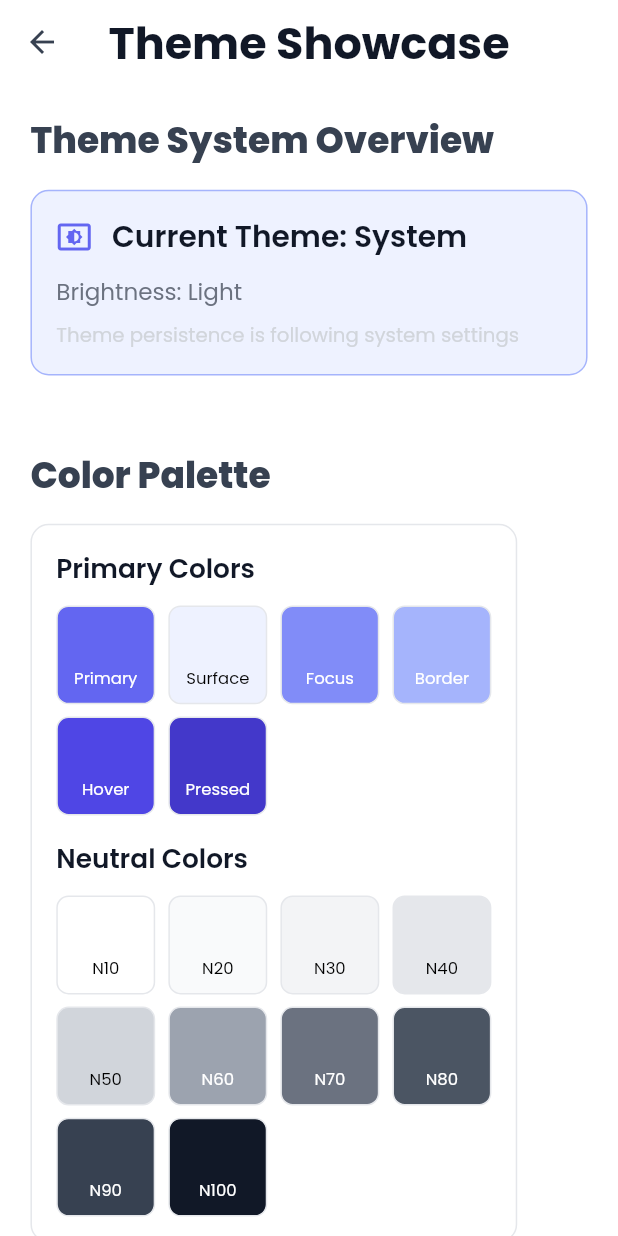
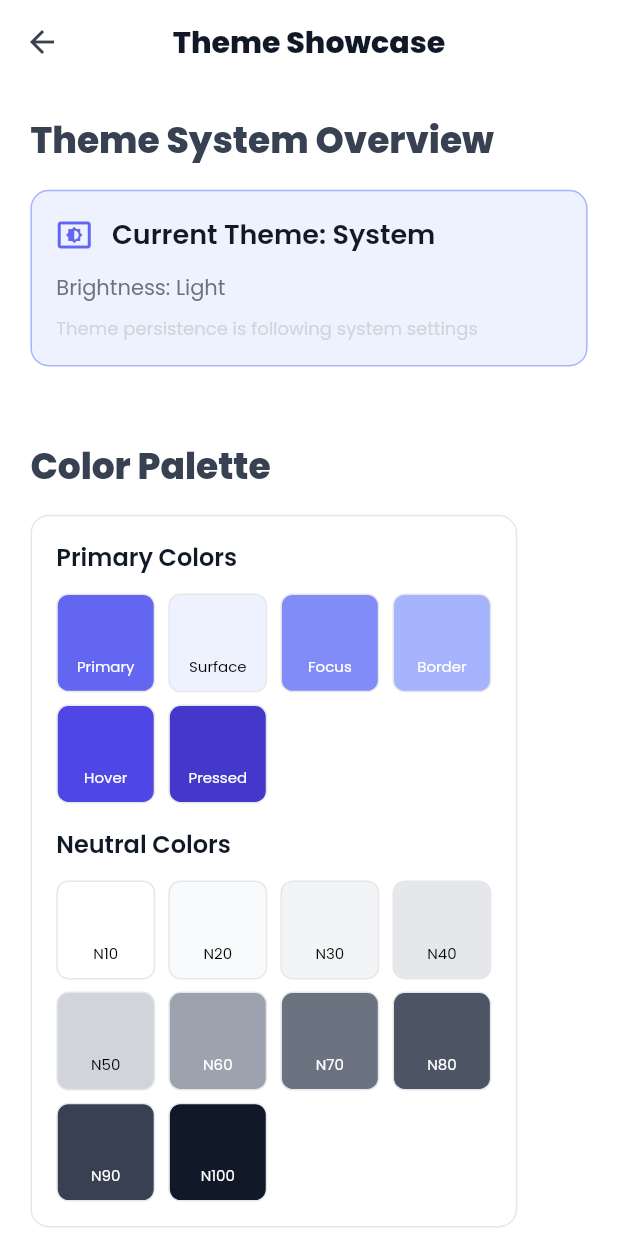
Before and after one commit to ajianaz/micropack_ui_kit, a Flutter app: the ThemeShowcasePage screen opened directly, on a phone screen of 412 x 824 dp. Run offline on Flutter 3.47's test engine with Material 3 defaults, Android fonts, the phone set to English and light mode, and no system bars; our stand-ins replace flutter_animate, flutter_screenutil, flutter_spinkit, font_awesome_flutter, gap, google_fonts and 3 more; accounts and stored records are empty.

Commit message:
feat(ui): add centralized font size system with MPFontSizes
Added centralized MPFontSizes class to provide a single source of truth for font sizes across the UI kit. This improves maintainability and ensures consistent typography throughout the application. Updated all text components (MPText, MPTextStyle, MPArticleCard) and example pages to use the new font size constants instead of hardcoded values.

```diff
--- a/example/lib/pages/button_page.dart
+++ b/example/lib/pages/button_page.dart
@@ -18,9 +18,10 @@ class _ButtonPageState extends State<ButtonPage> {
     return Scaffold(
       backgroundColor: context.mp.adaptiveBackgroundColor,
       appBar: AppBar(
-        title: Text(
+        title: MPText.head(
           'Button',
           style: TextStyle(color: context.mp.textColor),
+          fontSize: 20,
         ),
         backgroundColor: context.mp.adaptiveBackgroundColor,
         elevation: 0,
--- a/example/lib/pages/color_page.dart
+++ b/example/lib/pages/color_page.dart
@@ -12,9 +12,10 @@ class ColorPage extends StatelessWidget {
       return Scaffold(
         backgroundColor: context.mp.adaptiveBackgroundColor,
         appBar: AppBar(
-          title: Text(
+          title: MPText.head(
             'Colors',
             style: TextStyle(color: context.mp.textColor),
+            fontSize: 20,
           ),
           backgroundColor: context.mp.adaptiveBackgroundColor,
           elevation: 0,
@@ -36,9 +37,10 @@ class ColorPage extends StatelessWidget {
     return Scaffold(
       backgroundColor: context.mp.adaptiveBackgroundColor,
       appBar: AppBar(
-        title: Text(
+        title: MPText.head(
           'Colors',
           style: TextStyle(color: context.mp.textColor),
+          fontSize: 20,
         ),
         backgroundColor: context.mp.adaptiveBackgroundColor,
         elevation: 0,
--- a/example/lib/pages/dialog_page.dart
+++ b/example/lib/pages/dialog_page.dart
@@ -9,9 +9,10 @@ class DialogPage extends StatelessWidget {
     return Scaffold(
       backgroundColor: context.mp.adaptiveBackgroundColor,
       appBar: AppBar(
-        title: Text(
+        title: MPText.head(
           'Dialog',
           style: TextStyle(color: context.mp.textColor),
+          fontSize: 20,
         ),
         backgroundColor: context.mp.adaptiveBackgroundColor,
         elevation: 0,
--- a/example/lib/pages/theme_demo.dart
+++ b/example/lib/pages/theme_demo.dart
@@ -9,7 +9,11 @@ class ThemeDemoPage extends StatelessWidget {
   Widget build(BuildContext context) {
     return Scaffold(
       appBar: AppBar(
-        title: const Text('MPThemeConfig Demo'),
+        title: MPText.head(
+          'MPThemeConfig Demo',
+          fontSize: 20,
+          style: TextStyle(color: MPThemeConfig.getNeutral(10)),
+        ),
         backgroundColor: MPThemeConfig.getPrimary(),
         foregroundColor: MPThemeConfig.getNeutral(10),
       ),
--- a/example/lib/pages/theme_showcase_page.dart
+++ b/example/lib/pages/theme_showcase_page.dart
@@ -47,9 +47,10 @@ class _ThemeShowcasePageState extends State<ThemeShowcasePage> {
     return Scaffold(
       backgroundColor: context.mp.adaptiveBackgroundColor,
       appBar: AppBar(
-        title: Text(
+        title: MPText.head(
           'Theme Showcase',
           style: TextStyle(color: context.mp.textColor),
+          fontSize: 20,
         ),
         backgroundColor: context.mp.adaptiveBackgroundColor,
         elevation: 0,
@@ -82,31 +83,31 @@ class _ThemeShowcasePageState extends State<ThemeShowcasePage> {
                         size: 24,
                       ),
                       SizedBox(width: 12.w),
-                      Text(
+                      MPText(
                         'Current Theme: ${_getThemeName()}',
                         style: TextStyle(
-                          fontSize: 18.sp,
                           fontWeight: FontWeight.w600,
                           color: context.mp.textColor,
                         ),
+                        fontSize: 18,
                       ),
                     ],
                   ),
                   SizedBox(height: 12.h),
-                  Text(
+                  MPText(
                     'Brightness: ${context.mp.isDarkMode ? 'Dark' : 'Light'}',
                     style: TextStyle(
-                      fontSize: 14.sp,
                       color: context.mp.subtitleColor,
                     ),
+                    fontSize: 14,
                   ),
                   SizedBox(height: 8.h),
-                  Text(
+                  MPText(
                     'Theme persistence is ${_getThemeName() == 'System' ? 'following system settings' : 'manually selected'}',
                     style: TextStyle(
-                      fontSize: 12.sp,
                       color: context.mp.captionColor,
                     ),
+                    fontSize: 12,
                   ),
                 ],
               ),
@@ -169,13 +170,13 @@ class _ThemeShowcasePageState extends State<ThemeShowcasePage> {
       child: Column(
         crossAxisAlignment: CrossAxisAlignment.start,
         children: [
-          Text(
+          MPText(
             'Primary Colors',
             style: TextStyle(
-              fontSize: 16.sp,
               fontWeight: FontWeight.w600,
               color: context.mp.textColor,
             ),
+            fontSize: 16,
           ),
           SizedBox(height: 12.h),
           Wrap(
@@ -191,13 +192,13 @@ class _ThemeShowcasePageState extends State<ThemeShowcasePage> {
             ],
           ),
           SizedBox(height: 16.h),
-          Text(
+          MPText(
             'Neutral Colors',
             style: TextStyle(
-              fontSize: 16.sp,
               fontWeight: FontWeight.w600,
               color: context.mp.textColor,
             ),
+            fontSize: 16,
           ),
           SizedBox(height: 12.h),
           Wrap(
@@ -242,12 +243,12 @@ class _ThemeShowcasePageState extends State<ThemeShowcasePage> {
             ),
           ),
           SizedBox(height: 4.h),
-          Text(
+          MPText(
             label,
             style: TextStyle(
-              fontSize: 10.sp,
               color: _getContrastColor(color),
             ),
+            fontSize: 10,
           ),
         ],
       ),
@@ -267,13 +268,13 @@ class _ThemeShowcasePageState extends State<ThemeShowcasePage> {
       child: Column(
         crossAxisAlignment: CrossAxisAlignment.start,
         children: [
-          Text(
+          MPText(
             'Theme Switching Controls',
             style: TextStyle(
-              fontSize: 16.sp,
               fontWeight: FontWeight.w600,
               color: context.mp.textColor,
             ),
+            fontSize: 16,
           ),
           SizedBox(height: 16.h),
 
@@ -491,13 +492,13 @@ class _ThemeShowcasePageState extends State<ThemeShowcasePage> {
       child: Column(
         crossAxisAlignment: CrossAxisAlignment.start,
         children: [
-          Text(
+          MPText(
             'Component Examples',
             style: TextStyle(
-              fontSize: 16.sp,
               fontWeight: FontWeight.w600,
               color: context.mp.textColor,
             ),
+            fontSize: 16,
           ),
           SizedBox(height: 16.h),
 
--- a/lib/src/components/text/mp_text.dart
+++ b/lib/src/components/text/mp_text.dart
@@ -2,6 +2,7 @@
 
 import 'package:flutter/material.dart';
 import 'package:micropack_ui_kit/micropack_ui_kit.dart';
+import 'package:micropack_ui_kit/src/core/styles/mp_font_sizes.dart';
 
 enum MPTextType { HEAD, SUBHEAD, TITLE, BODY, CAPTION, LABEL, SMALL }
 
@@ -72,7 +73,7 @@ class MPText extends StatelessWidget {
     bool? softWrap,
     TextAlign? textAlign,
     FontWeight fontWeight = FontWeight.w800,
-    double fontSize = 24,
+    double fontSize = MPFontSizes.title,
     FontStyle? fontStyle,
     double? letterSpacing,
     Color? color,
@@ -110,7 +111,7 @@ class MPText extends StatelessWidget {
     bool? softWrap,
     TextAlign? textAlign,
     FontWeight fontWeight = FontWeight.w600,
-    double fontSize = 18,
+    double fontSize = MPFontSizes.subhead,
     FontStyle? fontStyle,
     double? letterSpacing,
     Color? color,
@@ -148,7 +149,7 @@ class MPText extends StatelessWidget {
     bool? softWrap,
     TextAlign? textAlign,
     FontWeight fontWeight = FontWeight.normal,
-    double fontSize = 14,
+    double fontSize = MPFontSizes.body,
     FontStyle? fontStyle,
     double? letterSpacing,
     Color? color,
@@ -186,7 +187,7 @@ class MPText extends StatelessWidget {
     bool? softWrap,
     TextAlign? textAlign,
     FontWeight fontWeight = FontWeight.w500,
-    double fontSize = 13,
+    double fontSize = MPFontSizes.label,
     FontStyle? fontStyle,
     double? letterSpacing,
     Color? color,
@@ -224,7 +225,7 @@ class MPText extends StatelessWidget {
     bool? softWrap,
     TextAlign? textAlign,
     FontWeight fontWeight = FontWeight.w400,
-    double fontSize = 10,
+    double fontSize = MPFontSizes.small,
     FontStyle? fontStyle,
     double? letterSpacing,
     Color? color,
--- /dev/null
+++ b/lib/src/core/styles/mp_font_sizes.dart
@@ -0,0 +1,64 @@
+// ignore_for_file: public_member_api_docs
+
+/// Centralized font size constants for the UI kit.
+///
+/// This class provides a single source of truth for font sizes used across
+/// the application, making it easier to maintain and update typography globally.
+class MPFontSizes {
+  const MPFontSizes._();
+
+  // === Headings ===
+
+  /// Large page title (Display Large)
+  /// Previously: 24
+  static const double title = 24.0;
+
+  /// Heading 1 (Title Large)
+  /// Previously: 34
+  static const double heading1 = 34.0;
+
+  /// Heading 2 (Title Medium)
+  /// Previously: 27
+  static const double heading2 = 27.0;
+
+  /// Heading 3 (Title Small)
+  /// Previously: 21
+  static const double heading3 = 21.0;
+
+  // === Body Text ===
+
+  /// Subhead / Body Medium (Body Medium)
+  /// Previously: 18 (MPText.subhead), 17 (MPTextStyle.body1)
+  static const double subhead = 18.0;
+  static const double body1 = 17.0;
+
+  /// Body / Standard Text (Body Large)
+  /// Previously: 14
+  static const double body2 = 14.0;
+  static const double body = 14.0;
+
+  /// Label Text
+  /// Previously: 13
+  static const double label = 13.0;
+
+  // === Small Text ===
+
+  /// Caption / Helper Text (Body Small)
+  /// Previously: 11
+  static const double caption = 11.0;
+
+  /// Small Text
+  /// Previously: 10
+  static const double small = 10.0;
+
+  /// Overline Text (Label Small)
+  /// Previously: 8
+  static const double overline = 8.0;
+
+  // === Component Specific ===
+
+  // Article Card
+  static const double articleCardSmall = 12.0;
+  static const double articleCardMedium = 14.0;
+  static const double articleCardLarge = 16.0;
+}
--- a/lib/src/core/styles/mp_text_style.dart
+++ b/lib/src/core/styles/mp_text_style.dart
@@ -4,6 +4,7 @@ import 'package:flutter/material.dart';
 // Commented out Google Fonts to avoid network issues
 import 'package:google_fonts/google_fonts.dart';
 import 'package:micropack_ui_kit/micropack_ui_kit.dart';
+import 'mp_font_sizes.dart';
 
 class MPTextStyle {
   /// Configurable text style for dynamic text usage
@@ -139,7 +140,8 @@ class MPTextStyle {
     String? fontFamily,
   }) =>
       _base(
-        fontSize: 24, // Reduced from 42 to 24 for better app bar sizing
+        fontSize: MPFontSizes
+            .title, // Reduced from 42 to 24 for better app bar sizing
         fontWeight: fontWeight,
         color: color,
         decoration: decoration,
@@ -154,7 +156,7 @@ class MPTextStyle {
     String? fontFamily,
   }) =>
       _base(
-        fontSize: 34,
+        fontSize: MPFontSizes.heading1,
         fontWeight: fontWeight,
         color: color,
         decoration: decoration,
@@ -169,7 +171,7 @@ class MPTextStyle {
     String? fontFamily,
   }) =>
       _base(
-        fontSize: 27,
+        fontSize: MPFontSizes.heading2,
         fontWeight: fontWeight,
         color: color,
         decoration: decoration,
@@ -184,7 +186,7 @@ class MPTextStyle {
     String? fontFamily,
   }) =>
       _base(
-        fontSize: 21,
+        fontSize: MPFontSizes.heading3,
         fontWeight: fontWeight,
         color: color,
         decoration: decoration,
@@ -199,7 +201,7 @@ class MPTextStyle {
     String? fontFamily,
   }) =>
       _base(
-        fontSize: 17,
+        fontSize: MPFontSizes.body1,
         fontWeight: fontWeight,
         color: color,
         decoration: decoration,
@@ -214,7 +216,7 @@ class MPTextStyle {
     String fontFamily = 'Poppins',
   }) =>
       _base(
-        fontSize: 14,
+        fontSize: MPFontSizes.body2,
         fontWeight: fontWeight,
         color: color,
         decoration: decoration,
@@ -229,7 +231,7 @@ class MPTextStyle {
     String? fontFamily,
   }) =>
       _base(
-        fontSize: 11,
+        fontSize: MPFontSizes.caption,
         fontWeight: fontWeight,
         color: color,
         decoration: decoration,
@@ -244,7 +246,7 @@ class MPTextStyle {
     String? fontFamily,
   }) =>
       _base(
-          fontSize: 8,
+          fontSize: MPFontSizes.overline,
           fontWeight: fontWeight,
           color: color,
           decoration: decoration,
--- a/lib/src/core/styles/styles.dart
+++ b/lib/src/core/styles/styles.dart
@@ -1,2 +1,3 @@
 export 'mp_colors.dart';
 export 'mp_text_style.dart';
+export 'mp_font_sizes.dart';
```
Also changed, not shown: example/lib/pages/tab_page.dart (+12 -0 lines), lib/src/components/article_card/mp_article_card.dart (+4 -3 lines).
